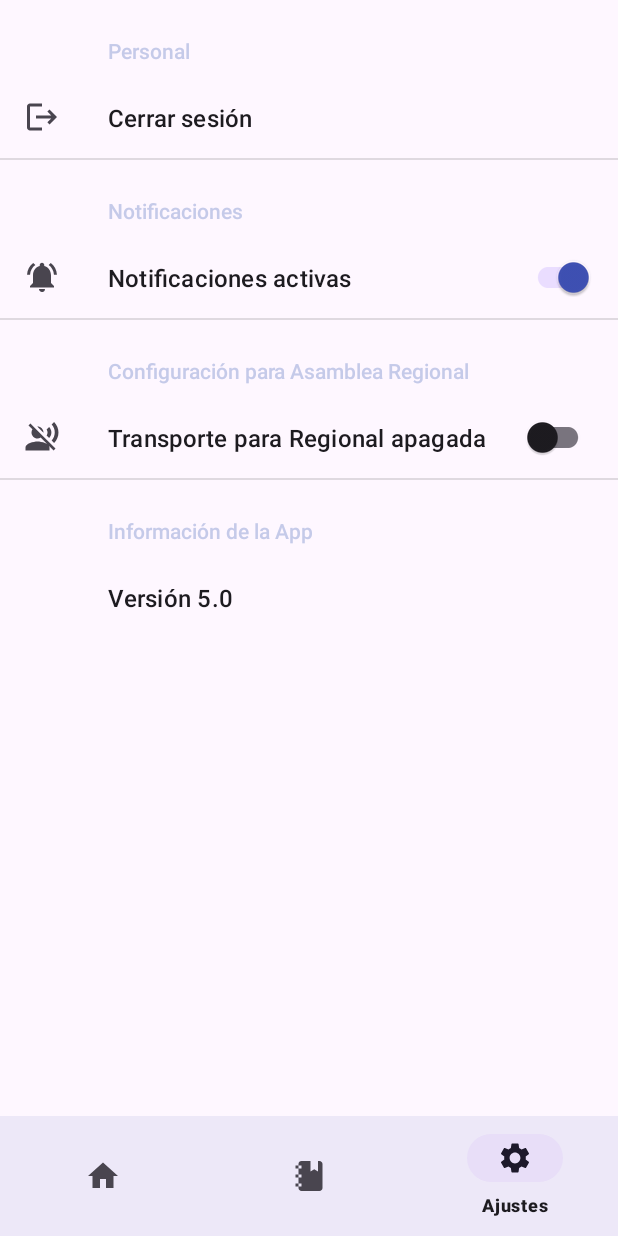
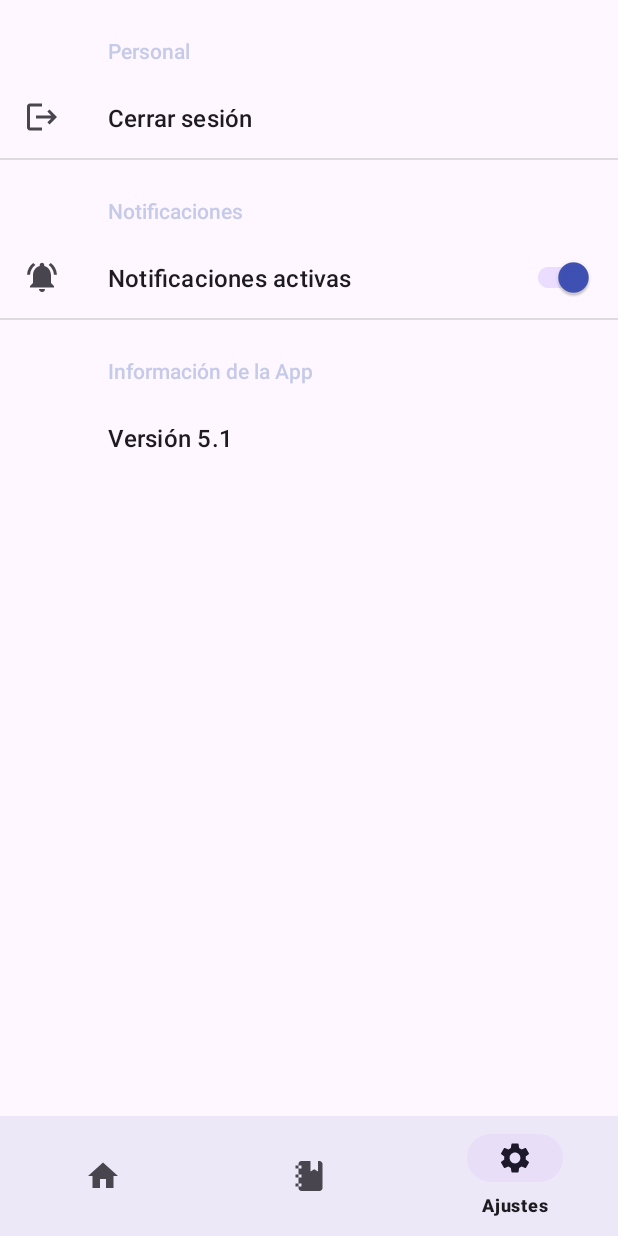
Before and after one commit to HectorSalo/Transport, an Android app: the SettingsFragment screen opened through its navigation route, on a phone screen of 412 x 824 dp. Run offline under Robolectric (Android 15) with nearby library versions, the light colour scheme and no system bars; our stand-ins replace Firebase (no records; nobody signed in at launch, a user with empty details on screens opened directly), Volley, androidx.preference, navigation-ui.

Commit message:
V5.1 Ocultar Asamblea Regional/Liberacion PlayStore

```diff
--- a/app/build.gradle
+++ b/app/build.gradle
@@ -12,8 +12,8 @@ android {
         applicationId "com.skysam.hchirinos.transport"
         minSdk 26
         targetSdk 33
-        versionCode 7
-        versionName "5.0"
+        versionCode 8
+        versionName "5.1"
 
         testInstrumentationRunner "androidx.test.runner.AndroidJUnitRunner"
     }
--- a/app/src/main/res/xml/root_preferences.xml
+++ b/app/src/main/res/xml/root_preferences.xml
@@ -17,7 +17,8 @@
 
     </PreferenceCategory>
 
-    <PreferenceCategory app:title="@string/assembly_header">
+    <PreferenceCategory app:title="@string/assembly_header"
+        app:isPreferenceVisible="false">
 
         <SwitchPreferenceCompat
             app:key="@string/assembly_key"
```
